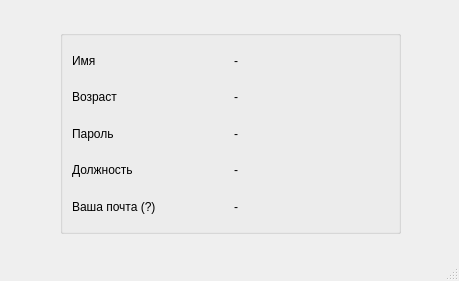
First picture: the form in qt_design/qt_design/profile_inforamtion.ui, repository sollmater/digital-library, before the edit.
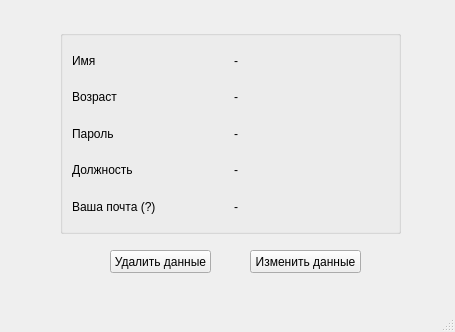
Second picture: the form after the edit.

Diff of the .ui file:
```diff
--- a/qt_design/qt_design/profile_inforamtion.ui
+++ b/qt_design/qt_design/profile_inforamtion.ui
@@ -6,8 +6,8 @@
    <rect>
     <x>0</x>
     <y>0</y>
-    <width>459</width>
-    <height>281</height>
+    <width>455</width>
+    <height>332</height>
    </rect>
   </property>
   <property name="windowTitle">
@@ -99,6 +99,32 @@
      </item>
     </layout>
    </widget>
+   <widget class="QPushButton" name="pushButton">
+    <property name="geometry">
+     <rect>
+      <x>110</x>
+      <y>250</y>
+      <width>101</width>
+      <height>23</height>
+     </rect>
+    </property>
+    <property name="text">
+     <string>Удалить данные</string>
+    </property>
+   </widget>
+   <widget class="QPushButton" name="pushButton_2">
+    <property name="geometry">
+     <rect>
+      <x>250</x>
+      <y>250</y>
+      <width>111</width>
+      <height>23</height>
+     </rect>
+    </property>
+    <property name="text">
+     <string>Изменить данные</string>
+    </property>
+   </widget>
   </widget>
   <widget class="QStatusBar" name="statusbar"/>
  </widget>
```
